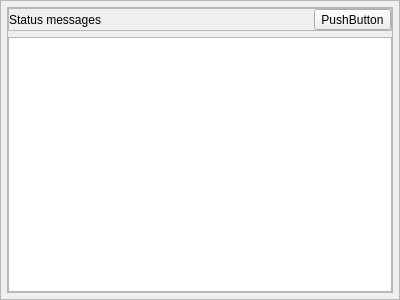
First picture: the form in src/blackgui/overlaymessages.ui, repository swift-project/pilotclient, before the edit.
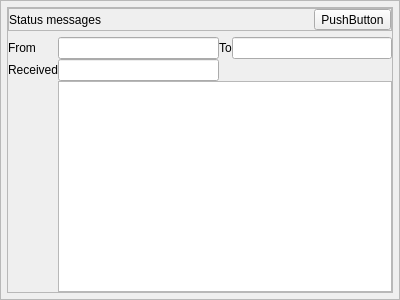
Second picture: the form after the edit. The open tabs and pages were chosen to show the change. Icons and pictures are not drawn. Custom widgets are drawn as their Qt base class.

Commit message: refs #471, overlay widget for text messages and variant

Diff of the .ui file:
```diff
--- a/src/blackgui/overlaymessages.ui
+++ b/src/blackgui/overlaymessages.ui
@@ -174,6 +174,70 @@
           </item>
          </layout>
         </widget>
+        <widget class="QWidget" name="pg_TextMessage">
+         <layout class="QVBoxLayout" name="vl_TextMessage">
+          <property name="spacing">
+           <number>0</number>
+          </property>
+          <property name="leftMargin">
+           <number>0</number>
+          </property>
+          <property name="topMargin">
+           <number>0</number>
+          </property>
+          <property name="rightMargin">
+           <number>0</number>
+          </property>
+          <property name="bottomMargin">
+           <number>0</number>
+          </property>
+          <item>
+           <layout class="QGridLayout" name="gl_TextMessage">
+            <item row="0" column="2">
+             <widget class="QLabel" name="lbl_TmTo">
+              <property name="text">
+               <string>To</string>
+              </property>
+             </widget>
+            </item>
+            <item row="1" column="0">
+             <widget class="QLabel" name="lbl_Receiver">
+              <property name="text">
+               <string>Received</string>
+              </property>
+             </widget>
+            </item>
+            <item row="1" column="1">
+             <widget class="QLineEdit" name="le_TmReceived"/>
+            </item>
+            <item row="0" column="0">
+             <widget class="QLabel" name="lbl_TmFrom">
+              <property name="text">
+               <string>From</string>
+              </property>
+             </widget>
+            </item>
+            <item row="0" column="3">
+             <widget class="QLineEdit" name="le_TmTo">
+              <property name="readOnly">
+               <bool>true</bool>
+              </property>
+             </widget>
+            </item>
+            <item row="0" column="1">
+             <widget class="QLineEdit" name="le_TmFrom">
+              <property name="readOnly">
+               <bool>true</bool>
+              </property>
+             </widget>
+            </item>
+            <item row="2" column="1" colspan="3">
+             <widget class="QTextEdit" name="te_TmText"/>
+            </item>
+           </layout>
+          </item>
+         </layout>
+        </widget>
        </widget>
       </item>
      </layout>
```
The commit also changes 2 other files.
